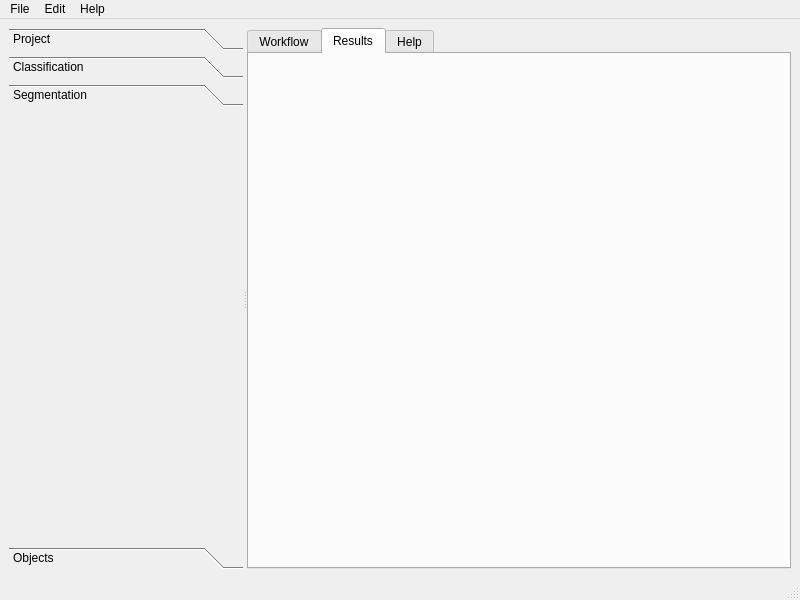
Before: the Qt Designer form ilastik-shell/ui/ilastikShell.ui in ilastik/ilastik, drawn with Qt 5.
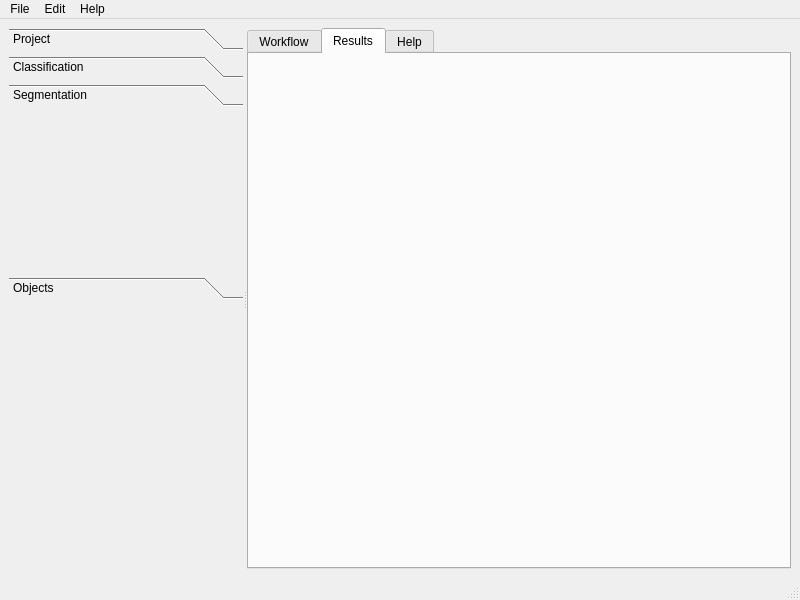
After: the same form once the commit is applied. The open tabs and pages were chosen to show the change.

Commit message: added spacer below appletBar

What changed in the file:
```diff
--- a/ilastik-shell/ui/ilastikShell.ui
+++ b/ilastik-shell/ui/ilastikShell.ui
@@ -14,12 +14,15 @@
    <string>IlastikShell</string>
   </property>
   <widget class="QWidget" name="centralwidget">
-   <layout class="QHBoxLayout" name="horizontalLayout">
+   <layout class="QVBoxLayout" name="verticalLayout_2">
     <item>
      <widget class="QSplitter" name="splitter">
       <property name="orientation">
        <enum>Qt::Horizontal</enum>
       </property>
+      <widget class="QWidget" name="verticalLayoutWidget">
+       <layout class="QVBoxLayout" name="verticalLayout">
+        <item>
       <widget class="QToolBox" name="appletBar">
        <property name="currentIndex">
         <number>3</number>
@@ -51,6 +54,14 @@
         </attribute>
        </widget>
        <widget class="QWidget" name="page_3">
+           <property name="geometry">
+            <rect>
+             <x>0</x>
+             <y>0</y>
+             <width>345</width>
+             <height>140</height>
+            </rect>
+           </property>
         <attribute name="label">
          <string>Segmentation</string>
         </attribute>
@@ -61,6 +72,22 @@
         </attribute>
        </widget>
       </widget>
+        </item>
+        <item>
+         <spacer name="verticalSpacer">
+          <property name="orientation">
+           <enum>Qt::Vertical</enum>
+          </property>
+          <property name="sizeHint" stdset="0">
+           <size>
+            <width>20</width>
+            <height>40</height>
+           </size>
+          </property>
+         </spacer>
+        </item>
+       </layout>
+      </widget>
       <widget class="QTabWidget" name="tabWidget">
        <property name="currentIndex">
         <number>0</number>
```
Left out of the diff: 20 changed lines with no effect on the pictures. Lines whose indentation alone changed are shown as unchanged.
